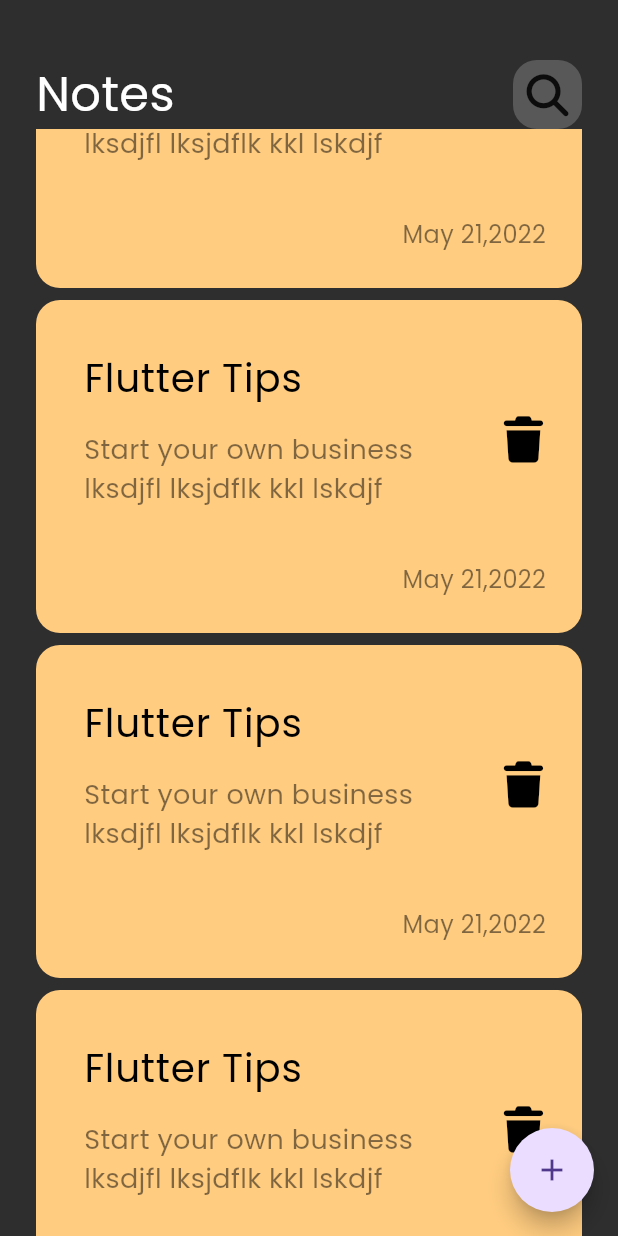
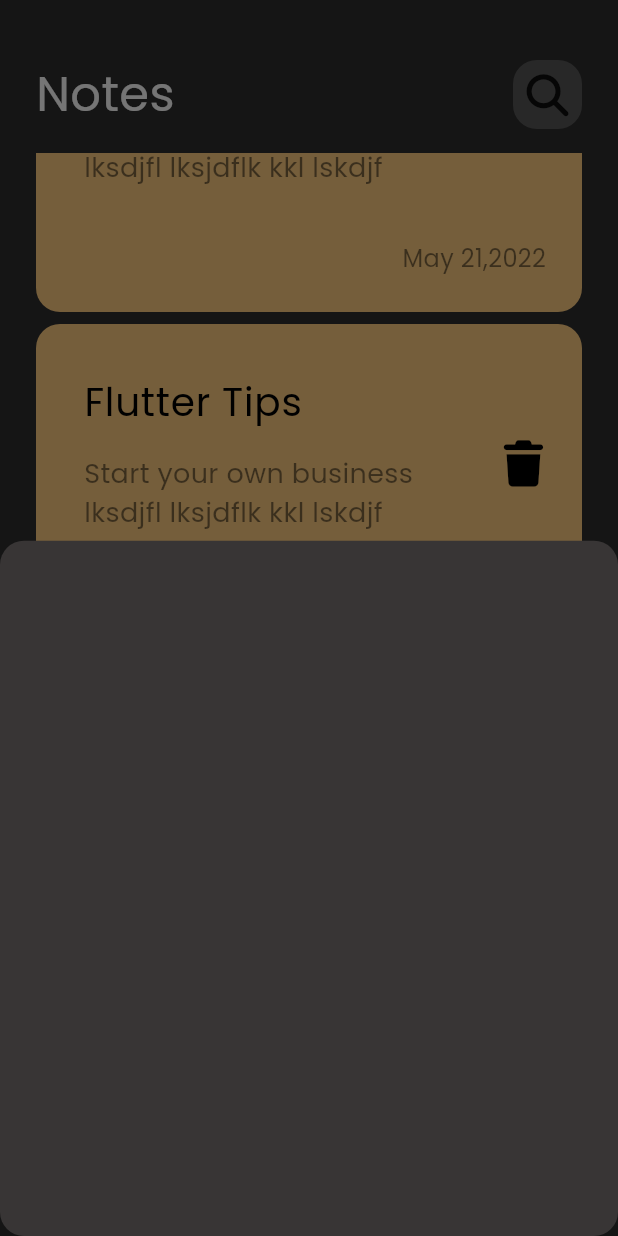
Before and after one commit to omarabdelmawgoud/Note_App, a Flutter app: the screen it shows after launch, scrolled down 576 dp, after a tap on the "add" icon, on a phone screen of 412 x 824 dp. Run offline on Flutter 3.47's test engine with Material 3 defaults, Android fonts, the phone set to English and light mode, and no system bars; our stand-ins replace font_awesome_flutter.

Commit message:
add Note ButtomSheet

```diff
--- a/lib/views/notes_view.dart
+++ b/lib/views/notes_view.dart
@@ -9,11 +9,31 @@ class HomeView extends StatelessWidget {
     return Scaffold(
       body: NotesViewBody(),
       floatingActionButton: FloatingActionButton(
-        onPressed: () {},
+        onPressed: () {
+          showModalBottomSheet(
+            shape: RoundedRectangleBorder(
+              borderRadius: BorderRadius.circular(16),
+            ),
+            backgroundColor: const Color.fromARGB(255, 56, 53, 53),
+            context: context,
+            builder: (context) {
+              return NoteBottomSheet();
+            },
+          );
+        },
         shape: CircleBorder(),
-        focusColor: Colors.blue,
+        backgroundColor: Colors.blue.shade300,
         child: Icon(Icons.add),
       ),
     );
   }
 }
+
+class NoteBottomSheet extends StatelessWidget {
+  const NoteBottomSheet({super.key});
+
+  @override
+  Widget build(BuildContext context) {
+    return Container();
+  }
+}
--- a/lib/views/widgets/custom_app_bar.dart
+++ b/lib/views/widgets/custom_app_bar.dart
@@ -1,5 +1,5 @@
 import 'package:flutter/material.dart';
-import 'package:note_app/views/custom_search_icon.dart';
+import 'package:note_app/views/widgets/custom_search_icon.dart';
 
 class CustomAppBar extends StatelessWidget {
   const CustomAppBar({super.key});
--- a/lib/views/widgets/notes_list_view.dart
+++ b/lib/views/widgets/notes_list_view.dart
@@ -6,7 +6,10 @@ class NotesListView extends StatelessWidget {
 
   @override
   Widget build(BuildContext context) {
-    return ListView.builder(
+    return Padding(
+      padding: const EdgeInsets.only(top: 16),
+      child: ListView.builder(
+        padding: EdgeInsets.all(0),
         itemCount: 10,
         itemBuilder: (context, index) {
           return Padding(
@@ -14,6 +17,7 @@ class NotesListView extends StatelessWidget {
             child: NoteCard(),
           );
         },
+      ),
     );
   }
 }
```
Also changed, not shown: lib/views/widgets/custom_search_icon.dart (renamed from lib/views/custom_search_icon.dart). Lines whose indentation alone changed are shown as unchanged.
